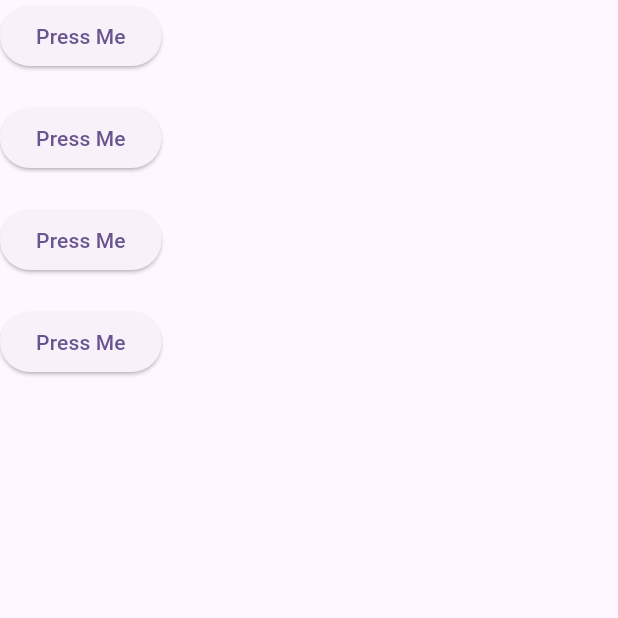
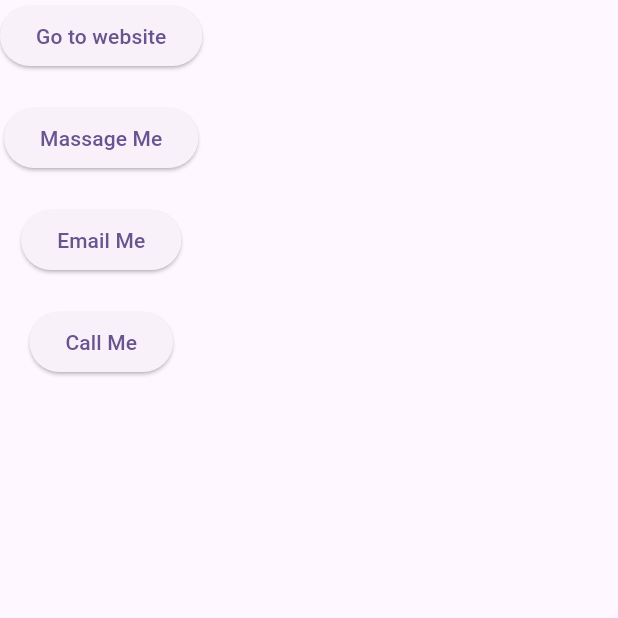
Before and after one commit to tanjilalom/url_launcher_widget, a Flutter app: the screen it shows after launch, on a phone screen of 412 x 824 dp, the top half of it. Run offline on Flutter 3.47's test engine with Material 3 defaults, Android fonts, the phone set to English and light mode, and no system bars.

Commit message:
Initial commit

```diff
--- a/lib/homepage.dart
+++ b/lib/homepage.dart
@@ -30,25 +30,25 @@ class HomePage extends StatelessWidget {
               onPressed: () {
                 launchUrl(url);
               },
-              child: Text('Press Me')),
+              child: Text('Go to website')),
           SizedBox(height: 20,),
           ElevatedButton(
               onPressed: () {
                 launchUrl(sms);
               },
-              child: Text('Press Me')),
+              child: Text('Massage Me')),
           SizedBox(height: 20,),
           ElevatedButton(
               onPressed: () {
                 launchUrl(emailLaunchUri);
               },
-              child: Text('Press Me')),
+              child: Text('Email Me')),
           SizedBox(height: 20,),
           ElevatedButton(
               onPressed: () {
-                launchUrl(emailLaunchUri);
+                launchUrl(phoneLaunchUri);
               },
-              child: Text('Press Me')),
+              child: Text('Call Me')),
         ],
       ),
     );
```
